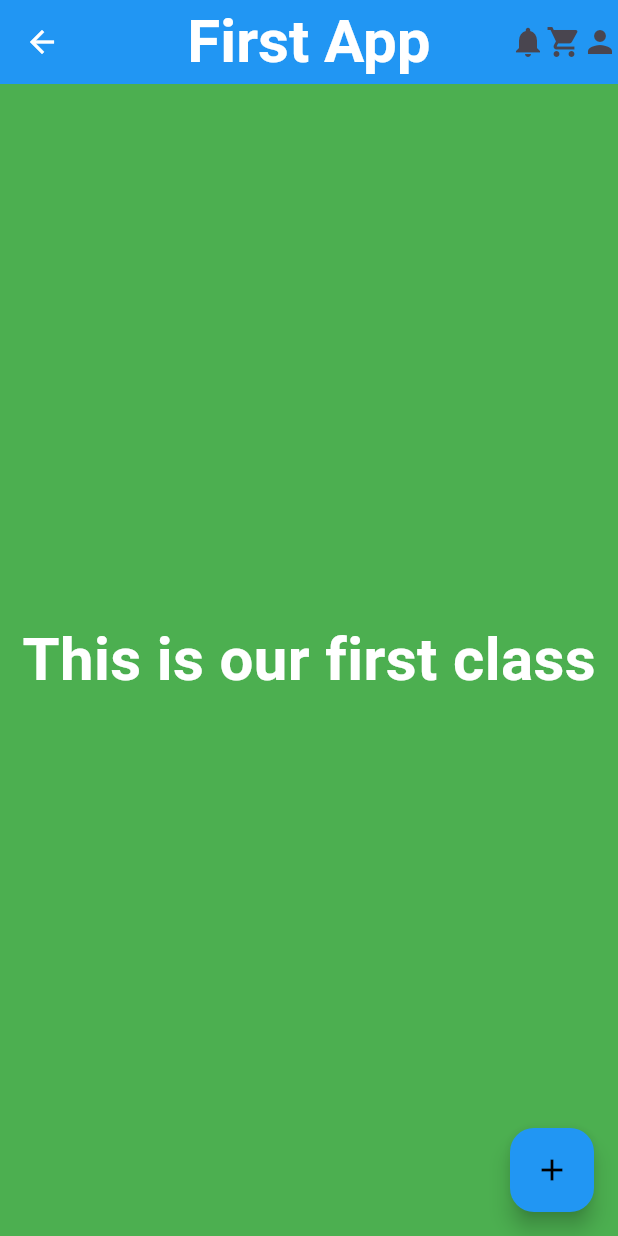
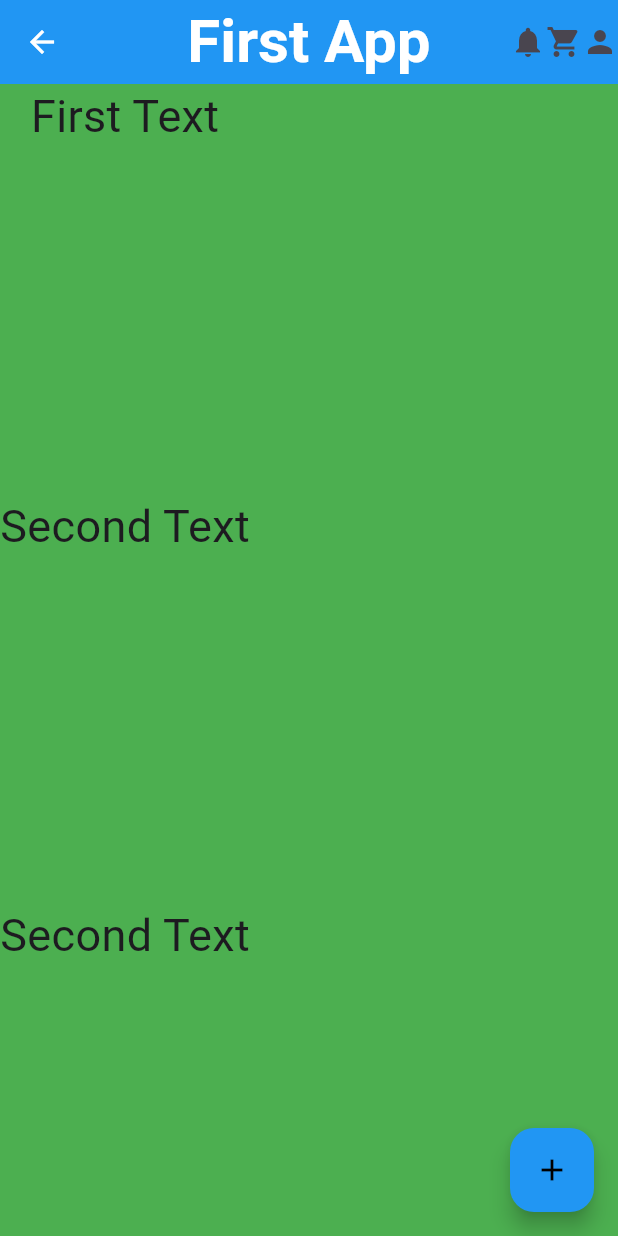
Before and after one commit to MuhammadAliKust/AliHaiderProject, a Flutter app: the screen it shows after launch, after a tap on the "add" icon, on a phone screen of 412 x 824 dp. Run offline on Flutter 3.47's test engine with Material 3 defaults, Android fonts, the light colour scheme and no system bars.

Commit message:
Row/Column Done

```diff
--- a/lib/main.dart
+++ b/lib/main.dart
@@ -1,7 +1,7 @@
 import 'package:flutter/material.dart';
 
 void main() {
-  runApp(MyApp());
+  runApp(const MyApp());
 }
 
 class MyApp extends StatelessWidget {
@@ -14,33 +14,58 @@ class MyApp extends StatelessWidget {
         backgroundColor: Colors.green,
         appBar: AppBar(
           backgroundColor: Colors.blue,
-          title: Text(
+          title: const Text(
             "First App",
             style: TextStyle(
                 color: Colors.white, fontSize: 40, fontWeight: FontWeight.bold),
           ),
           centerTitle: true,
-          leading: Icon(
+          leading: const Icon(
             Icons.arrow_back,
             color: Colors.white,
           ),
           actions: [
-            Icon(Icons.notifications),
-            Icon(Icons.shopping_cart),
-            Icon(Icons.person),
+            const Icon(Icons.notifications),
+            const Icon(Icons.shopping_cart),
+            const Icon(Icons.person),
           ],
         ),
-        body: Center(
-          child: Text(
-            "This is our first class",
-            style: TextStyle(
-                fontSize: 40, color: Colors.white, fontWeight: FontWeight.bold),
+        body: SingleChildScrollView(
+          child: const Column(
+            children: [
+              Text(
+                "First Text",
+                style: TextStyle(fontSize: 30),
+              ),
+              SizedBox(
+                height: 230,
+              ),
+              Text(
+                "Second Text",
+                style: TextStyle(fontSize: 30),
+              ),
+              SizedBox(
+                height: 230,
+              ),
+              Text(
+                "Second Text",
+                style: TextStyle(fontSize: 30),
+              ),
+              SizedBox(
+                height: 230,
+              ),
+              Text(
+                "Second Text",
+                style: TextStyle(fontSize: 30),
+              ),
+              // Text("Third Text",style: TextStyle(fontSize: 30),),
+            ],
           ),
         ),
         floatingActionButton: FloatingActionButton(
           backgroundColor: Colors.blue,
           onPressed: () {},
-          child: Icon(
+          child: const Icon(
             Icons.add,
             color: Colors.black,
           ),
```
